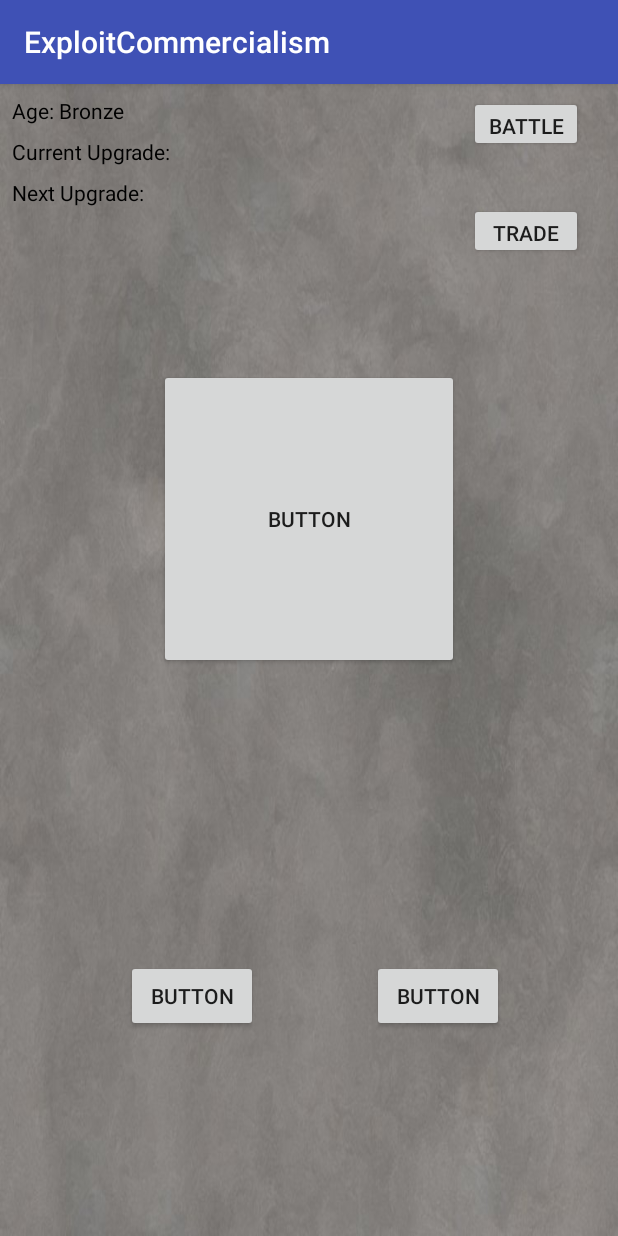
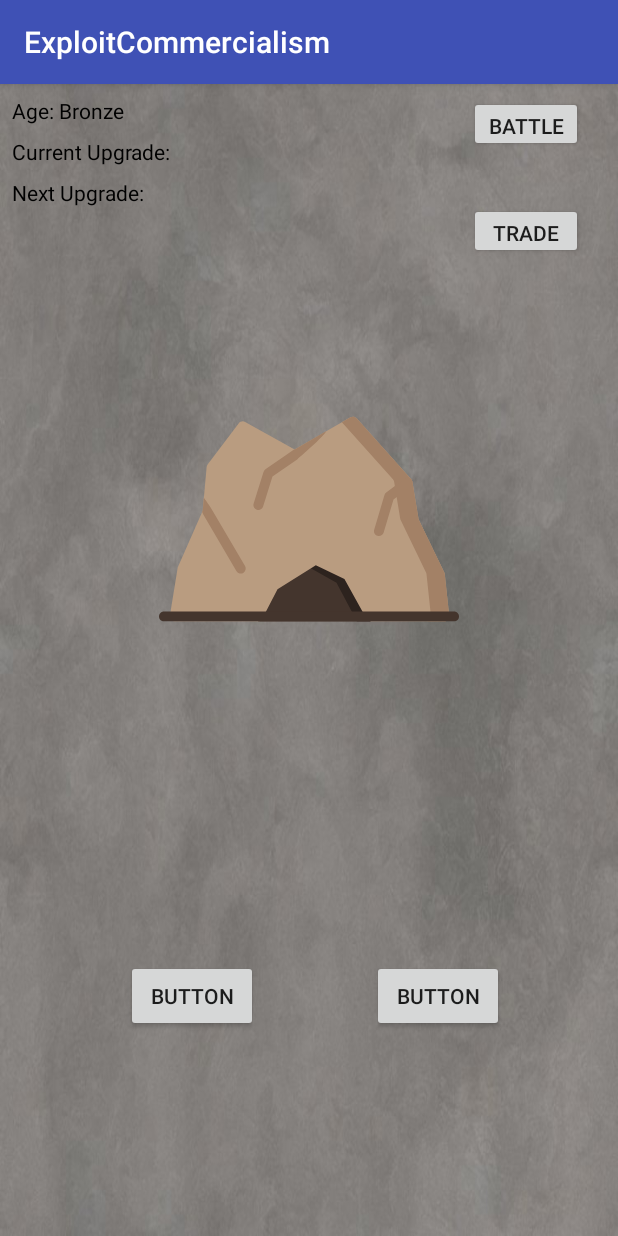
Before and after one commit to jaredblack/final-project, an Android app: the screen it shows after launch (MainActivity), on a phone screen of 412 x 824 dp. Run offline under Robolectric (Android 15) with nearby library versions, the phone set to English and light mode, and no system bars.

Commit message:
Changed button to ImageButton, uses asset

```diff
--- a/ExploitCommercialism/app/src/main/java/com/jhblack/exploitcommercialism/Farming.java
+++ b/ExploitCommercialism/app/src/main/java/com/jhblack/exploitcommercialism/Farming.java
@@ -54,6 +54,5 @@ public class Farming extends Upgrade {
         }
         if (level==maxLevel)
             desc = "No more upgrades at this time";
-        updateMult();
     }
 }
--- a/ExploitCommercialism/app/src/main/java/com/jhblack/exploitcommercialism/Hunting.java
+++ b/ExploitCommercialism/app/src/main/java/com/jhblack/exploitcommercialism/Hunting.java
@@ -56,6 +56,5 @@ public class Hunting extends Upgrade {
         }
         if (level==maxLevel)
             desc = "No more upgrades at this time";
-        updateMult();
     }
 }
--- /dev/null
+++ b/ExploitCommercialism/app/src/main/res/drawable/ic_cave.xml
@@ -0,0 +1,12 @@
+<vector android:height="24dp" android:viewportHeight="512"
+    android:viewportWidth="512" android:width="24dp" xmlns:android="http://schemas.android.com/apk/res/android">
+    <path android:fillColor="#44352D" android:pathData="M267.128,325.352l-71.304,44.427l-27.089,60.848l192.711,0l-38.879,-78.502z"/>
+    <path android:fillColor="#44352D" android:pathData="M267.128,325.352l-71.304,44.427l-27.089,60.848l192.711,0l-38.879,-78.502z"/>
+    <path android:fillColor="#2D231E" android:pathData="M267.128,325.352l-16.377,10.202l52.211,29.051l34.813,66.022l23.671,0l-38.879,-78.502z"/>
+    <path android:fillColor="#B99C80" android:pathData="M495.26,421.296l-7.569,-71.275c-0.104,-0.969 -0.372,-1.912 -0.798,-2.79l-43.901,-90.603l-10.508,-64.137c-0.26,-1.588 -0.968,-3.067 -2.04,-4.265L337.289,84.183c-2.659,-2.971 -7.035,-3.674 -10.49,-1.689l-95.249,54.689L147.032,90.27c-3.676,-2.04 -8.293,-1.063 -10.83,2.292l-53.236,70.465c-0.951,1.259 -1.53,2.76 -1.671,4.331l-6.708,74.582l-42.104,95.346c-0.291,0.658 -0.496,1.349 -0.611,2.059l-13.213,81.491c-0.396,2.442 0.3,4.935 1.903,6.82c1.604,1.885 3.953,2.971 6.428,2.971h141.745c3.156,0 6.048,-1.761 7.498,-4.564l26.023,-50.348l65.389,-40.742l48.843,23.587l37.581,67.722c1.488,2.682 4.313,4.345 7.38,4.345h125.422c2.393,0 4.674,-1.016 6.275,-2.795C494.744,426.051 495.514,423.677 495.26,421.296z"/>
+    <path android:fillColor="#A38166" android:pathData="M495.26,421.296l-7.569,-71.275c-0.104,-0.969 -0.372,-1.912 -0.798,-2.79l-43.901,-90.603l-10.508,-64.137c-0.26,-1.588 -0.968,-3.067 -2.04,-4.265L337.289,84.183c-2.659,-2.971 -7.035,-3.674 -10.49,-1.689l-14.658,8.416l87.132,97.317c1.072,1.198 1.78,2.678 2.041,4.265l10.508,64.137l43.901,90.603c0.425,0.877 0.694,1.821 0.798,2.79l7.569,71.275c0.253,2.38 -0.517,4.755 -2.118,6.536c-1.6,1.779 -3.881,2.795 -6.275,2.795h31.171c2.393,0 4.674,-1.016 6.275,-2.795C494.744,426.051 495.514,423.677 495.26,421.296z"/>
+    <path android:fillColor="#A38166" android:pathData="M285.856,106.003l-54.306,31.181l-0.278,-0.154c-2.222,1.486 -3.793,2.522 -4.452,2.903l-45.18,31.239c-1.548,1.071 -2.695,2.629 -3.255,4.427l-16.84,53.929c-1.389,4.449 1.092,9.182 5.541,10.572c0.837,0.261 1.685,0.386 2.517,0.386c3.594,0 6.926,-2.315 8.054,-5.927l15.973,-51.155l42.79,-29.586C239.982,151.355 282.022,114.327 285.856,106.003z"/>
+    <path android:fillColor="#A38166" android:pathData="M375.343,284.992c-0.798,0 -1.609,-0.114 -2.414,-0.353c-4.467,-1.331 -7.009,-6.03 -5.678,-10.498l17.572,-58.989c0.512,-1.719 1.559,-3.231 2.986,-4.314l31.246,-23.706c3.716,-2.818 9.01,-2.089 11.824,1.623c2.818,3.713 2.091,9.007 -1.622,11.824l-29.047,22.036l-16.785,56.344C382.337,282.624 378.979,284.992 375.343,284.992z"/>
+    <path android:fillColor="#A38166" android:pathData="M90.146,239.808c-1.125,-1.919 -7.149,-11.112 -13.574,-19.946l-1.986,22.079l-1.012,2.292c0.936,2.037 1.653,3.503 2.015,4.12l56.713,96.616c1.571,2.678 4.39,4.169 7.286,4.169c1.452,0 2.923,-0.375 4.265,-1.162c4.019,-2.36 5.365,-7.531 3.006,-11.551L90.146,239.808z"/>
+    <path android:fillColor="#44352D" android:pathData="M503.56,430.627H8.44c-4.661,0 -8.44,-3.779 -8.44,-8.44c0,-4.661 3.779,-8.44 8.44,-8.44H503.56c4.662,0 8.44,3.779 8.44,8.44C512,426.848 508.222,430.627 503.56,430.627z"/>
+</vector>
--- a/ExploitCommercialism/app/src/main/res/layout/activity_main.xml
+++ b/ExploitCommercialism/app/src/main/res/layout/activity_main.xml
@@ -40,7 +40,7 @@
         app:layout_constraintStart_toStartOf="parent"
         app:layout_constraintTop_toBottomOf="@+id/currUpTV" />
 
-    <Button
+    <ImageButton
         android:id="@+id/townHallBT"
         android:layout_width="200dp"
         android:layout_height="200dp"
@@ -48,6 +48,9 @@
         android:layout_marginEnd="8dp"
         android:layout_marginStart="8dp"
         android:layout_marginTop="8dp"
+        android:src="@drawable/ic_cave"
+        android:scaleType="fitCenter"
+        android:background="@null"
         android:text="Button"
         app:layout_constraintBottom_toBottomOf="parent"
         app:layout_constraintEnd_toEndOf="parent"
```
Also changed, not shown: 1 other file.
